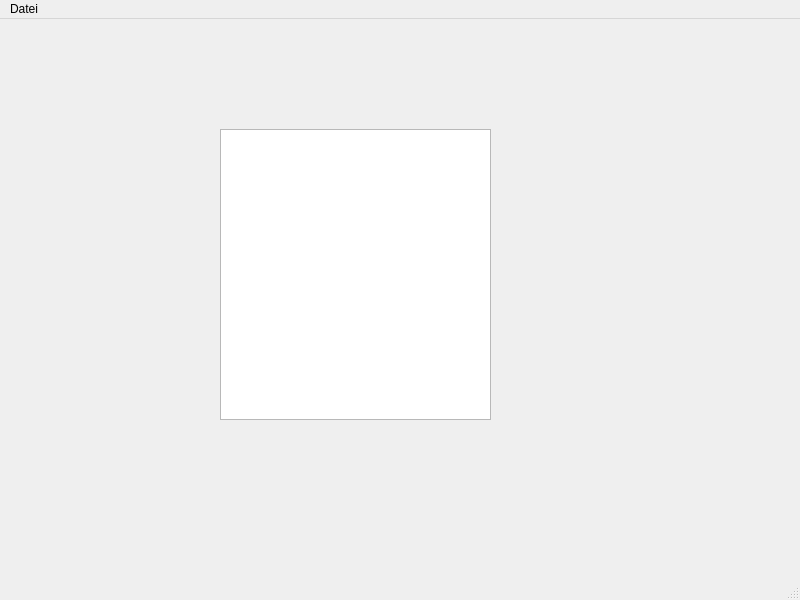
This is mainwindow.ui in GrauerStar/EinfacheKassa as Qt 5 draws it before an edit. The edited form follows.
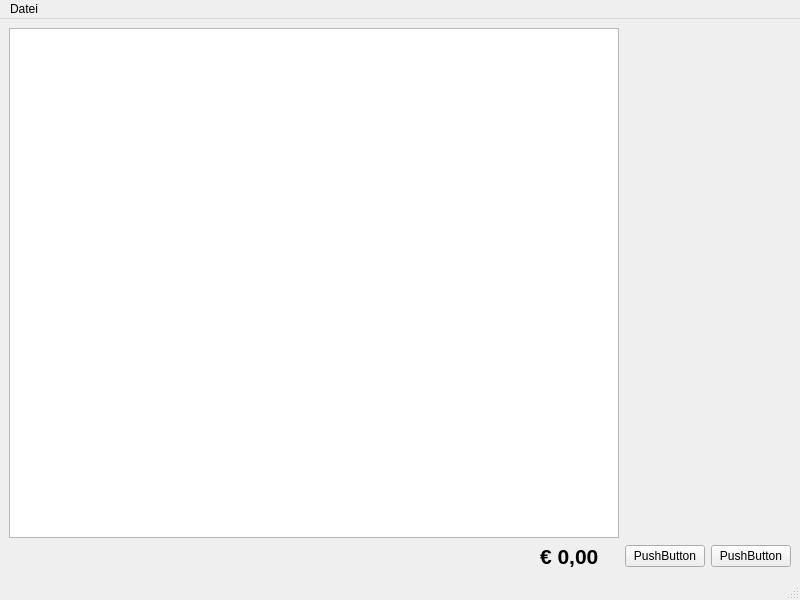
This is the edited form.

The edit to the form file:
```diff
--- a/mainwindow.ui
+++ b/mainwindow.ui
@@ -14,16 +14,73 @@
    <string>MainWindow</string>
   </property>
   <widget class="QWidget" name="centralwidget">
-   <widget class="QPlainTextEdit" name="plainTextEdit">
-    <property name="geometry">
-     <rect>
-      <x>220</x>
-      <y>110</y>
-      <width>271</width>
-      <height>291</height>
-     </rect>
-    </property>
-   </widget>
+   <layout class="QGridLayout" name="gridLayout">
+    <item row="1" column="2">
+     <layout class="QVBoxLayout" name="verticalLayout_2">
+      <item>
+       <widget class="QTableWidget" name="tableWidget_ProdukteZumVerkauf"/>
+      </item>
+     </layout>
+    </item>
+    <item row="2" column="3" colspan="2">
+     <layout class="QHBoxLayout" name="horizontalLayout">
+      <item>
+       <widget class="QPushButton" name="pushButton_2">
+        <property name="text">
+         <string>PushButton</string>
+        </property>
+       </widget>
+      </item>
+      <item>
+       <widget class="QPushButton" name="pushButton">
+        <property name="text">
+         <string>PushButton</string>
+        </property>
+       </widget>
+      </item>
+     </layout>
+    </item>
+    <item row="2" column="2">
+     <layout class="QHBoxLayout" name="horizontalLayout_2">
+      <item>
+       <spacer name="horizontalSpacer">
+        <property name="orientation">
+         <enum>Qt::Horizontal</enum>
+        </property>
+        <property name="sizeHint" stdset="0">
+         <size>
+          <width>40</width>
+          <height>20</height>
+         </size>
+        </property>
+       </spacer>
+      </item>
+      <item>
+       <widget class="QLabel" name="label">
+        <property name="text">
+         <string>&lt;html&gt;&lt;head/&gt;&lt;body&gt;&lt;p&gt;&lt;span style=&quot; font-size:16pt; font-weight:700;&quot;&gt;€ 0,00&lt;/span&gt;&lt;/p&gt;&lt;/body&gt;&lt;/html&gt;</string>
+        </property>
+       </widget>
+      </item>
+      <item>
+       <spacer name="horizontalSpacer_2">
+        <property name="orientation">
+         <enum>Qt::Horizontal</enum>
+        </property>
+        <property name="sizeType">
+         <enum>QSizePolicy::Fixed</enum>
+        </property>
+        <property name="sizeHint" stdset="0">
+         <size>
+          <width>20</width>
+          <height>20</height>
+         </size>
+        </property>
+       </spacer>
+      </item>
+     </layout>
+    </item>
+   </layout>
   </widget>
   <widget class="QMenuBar" name="menubar">
    <property name="geometry">
```
